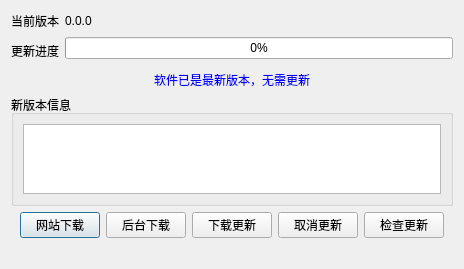
First picture: the form in src/update/SAKUpdateManager.ui, repository x-tools-author/x-tools, before the edit.
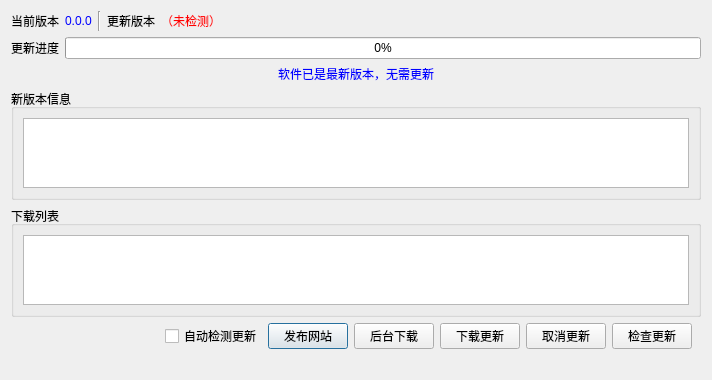
Second picture: the form after the edit.

Commit message: 完成更新检测

```diff
--- a/src/update/SAKUpdateManager.ui
+++ b/src/update/SAKUpdateManager.ui
@@ -6,46 +6,29 @@
    <rect>
     <x>0</x>
     <y>0</y>
-    <width>441</width>
-    <height>240</height>
+    <width>712</width>
+    <height>372</height>
    </rect>
   </property>
   <property name="windowTitle">
-   <string>Dialog</string>
+   <string>检查更新</string>
   </property>
   <layout class="QGridLayout" name="gridLayout">
-   <item row="0" column="0">
-    <widget class="QLabel" name="label_3">
-     <property name="sizePolicy">
-      <sizepolicy hsizetype="Preferred" vsizetype="Preferred">
-       <horstretch>0</horstretch>
-       <verstretch>0</verstretch>
-      </sizepolicy>
-     </property>
+   <item row="7" column="0" colspan="6">
+    <widget class="QLabel" name="infoLabel">
      <property name="text">
-      <string>当前版本</string>
+      <string/>
      </property>
     </widget>
    </item>
-   <item row="4" column="0" colspan="3">
-    <widget class="QGroupBox" name="newVersionCommentsGroupBox">
-     <property name="sizePolicy">
-      <sizepolicy hsizetype="Preferred" vsizetype="Expanding">
-       <horstretch>0</horstretch>
-       <verstretch>0</verstretch>
-      </sizepolicy>
+   <item row="0" column="3">
+    <widget class="QLabel" name="label">
+     <property name="text">
+      <string>更新版本</string>
      </property>
-     <property name="title">
-      <string>新版本信息</string>
-     </property>
-     <layout class="QGridLayout" name="gridLayout_2">
-      <item row="0" column="0">
-       <widget class="QListView" name="newVersionCommentsListView"/>
-      </item>
-     </layout>
     </widget>
    </item>
-   <item row="5" column="0" colspan="3">
+   <item row="6" column="0" colspan="6">
     <widget class="QWidget" name="widget8888" native="true">
      <property name="styleSheet">
       <string notr="true"/>
@@ -70,10 +53,17 @@
         </property>
        </spacer>
       </item>
+      <item>
+       <widget class="QCheckBox" name="autoCheckForUpdateCheckBox">
+        <property name="text">
+         <string>自动检测更新</string>
+        </property>
+       </widget>
+      </item>
       <item>
        <widget class="QPushButton" name="visitWebPushButton">
         <property name="text">
-         <string>网站下载</string>
+         <string>发布网站</string>
         </property>
        </widget>
       </item>
@@ -108,20 +98,42 @@
      </layout>
     </widget>
    </item>
-   <item row="0" column="1">
-    <widget class="QLabel" name="currentVersionabel">
+   <item row="4" column="0" colspan="6">
+    <widget class="QGroupBox" name="newVersionCommentsGroupBox">
      <property name="sizePolicy">
-      <sizepolicy hsizetype="Preferred" vsizetype="Preferred">
+      <sizepolicy hsizetype="Preferred" vsizetype="Expanding">
        <horstretch>0</horstretch>
        <verstretch>0</verstretch>
       </sizepolicy>
      </property>
+     <property name="title">
+      <string>新版本信息</string>
+     </property>
+     <layout class="QGridLayout" name="gridLayout_2">
+      <item row="0" column="0">
+       <widget class="QTextBrowser" name="newVersionCommentsTextBrowser"/>
+      </item>
+     </layout>
+    </widget>
+   </item>
+   <item row="1" column="1" rowspan="2" colspan="5">
+    <widget class="QProgressBar" name="updateProgressBar">
+     <property name="maximum">
+      <number>100</number>
+     </property>
+     <property name="value">
+      <number>0</number>
+     </property>
+    </widget>
+   </item>
+   <item row="1" column="0" rowspan="2">
+    <widget class="QLabel" name="updateProgressLabel">
      <property name="text">
-      <string>0.0.0</string>
+      <string>更新进度</string>
      </property>
     </widget>
    </item>
-   <item row="0" column="2">
+   <item row="0" column="5">
     <spacer name="horizontalSpacer_2">
      <property name="orientation">
       <enum>Qt::Horizontal</enum>
@@ -134,7 +146,37 @@
      </property>
     </spacer>
    </item>
-   <item row="3" column="0" colspan="3">
+   <item row="0" column="4">
+    <widget class="QLabel" name="newVersionLabel">
+     <property name="styleSheet">
+      <string notr="true">QLabel#newVersionLabel{
+	color:red
+}</string>
+     </property>
+     <property name="text">
+      <string>（未检测）</string>
+     </property>
+    </widget>
+   </item>
+   <item row="0" column="1">
+    <widget class="QLabel" name="currentVersionLabel">
+     <property name="sizePolicy">
+      <sizepolicy hsizetype="Preferred" vsizetype="Preferred">
+       <horstretch>0</horstretch>
+       <verstretch>0</verstretch>
+      </sizepolicy>
+     </property>
+     <property name="styleSheet">
+      <string notr="true">QLabel#currentVersionLabel{
+	color:blue
+}</string>
+     </property>
+     <property name="text">
+      <string>0.0.0</string>
+     </property>
+    </widget>
+   </item>
+   <item row="3" column="0" colspan="6">
     <widget class="QLabel" name="noNewVersionTipLabel">
      <property name="styleSheet">
       <string notr="true">QLabel#noNewVersionTipLabel{
@@ -149,27 +191,41 @@
      </property>
     </widget>
    </item>
-   <item row="1" column="1" colspan="2">
-    <widget class="QProgressBar" name="updateProgressBar">
-     <property name="maximum">
-      <number>100</number>
+   <item row="5" column="0" colspan="6">
+    <widget class="QGroupBox" name="groupBox">
+     <property name="sizePolicy">
+      <sizepolicy hsizetype="Preferred" vsizetype="Expanding">
+       <horstretch>0</horstretch>
+       <verstretch>0</verstretch>
+      </sizepolicy>
      </property>
-     <property name="value">
-      <number>0</number>
+     <property name="title">
+      <string>下载列表</string>
      </property>
+     <layout class="QGridLayout" name="gridLayout_3">
+      <item row="0" column="0">
+       <widget class="QListWidget" name="downloadListListWidget"/>
+      </item>
+     </layout>
     </widget>
    </item>
-   <item row="1" column="0" rowspan="2">
-    <widget class="QLabel" name="updateProgressLabel">
+   <item row="0" column="0">
+    <widget class="QLabel" name="label_3">
+     <property name="sizePolicy">
+      <sizepolicy hsizetype="Preferred" vsizetype="Preferred">
+       <horstretch>0</horstretch>
+       <verstretch>0</verstretch>
+      </sizepolicy>
+     </property>
      <property name="text">
-      <string>更新进度</string>
+      <string>当前版本</string>
      </property>
     </widget>
    </item>
-   <item row="6" column="0" colspan="3">
-    <widget class="QLabel" name="infoLabel">
-     <property name="text">
-      <string/>
+   <item row="0" column="2">
+    <widget class="Line" name="line">
+     <property name="orientation">
+      <enum>Qt::Vertical</enum>
      </property>
     </widget>
    </item>
```
The commit also changes 2 other files.
